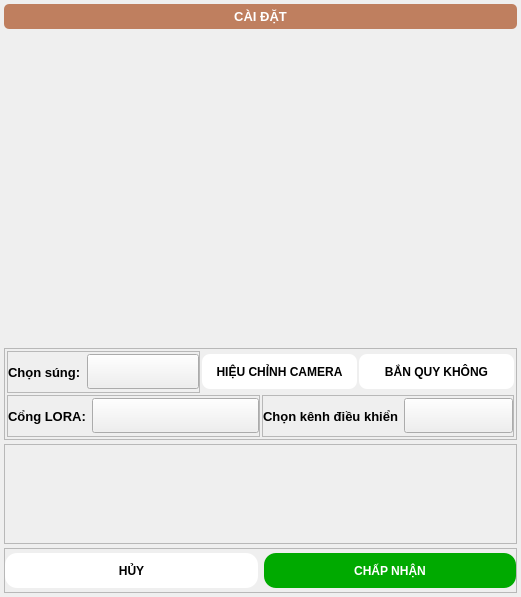
This is assets/qt/setting.ui in Monkez/MBT03-bai2 as Qt 5 draws it before an edit. The edited form follows.
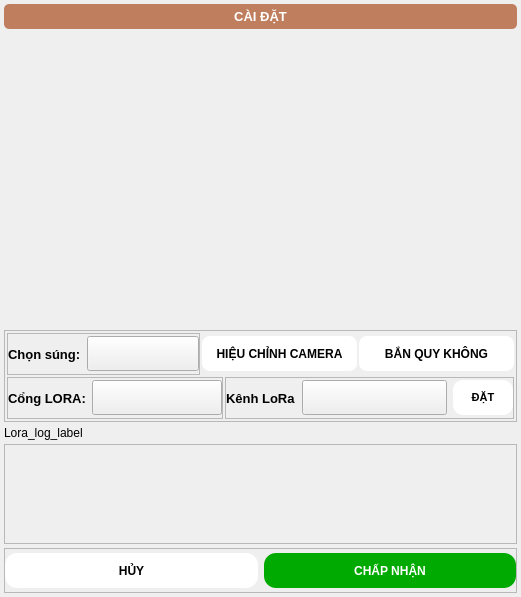
This is the edited form. Custom widgets are drawn as their Qt base class.

Commit message: feat: apply LoRa settings from dedicated button and set window titles

What changed in the file:
```diff
--- a/assets/qt/setting.ui
+++ b/assets/qt/setting.ui
@@ -325,7 +325,7 @@
        </layout>
       </item>
       <item>
-       <layout class="QHBoxLayout" name="horizontalLayout_5" stretch="1,1">
+       <layout class="QHBoxLayout" name="horizontalLayout_5" stretch="3,4">
         <item>
          <widget class="QFrame" name="frame_3">
           <property name="minimumSize">
@@ -447,7 +447,7 @@
           <property name="frameShadow">
            <enum>QFrame::Raised</enum>
           </property>
-          <layout class="QHBoxLayout" name="horizontalLayout_4" stretch="0,1">
+          <layout class="QHBoxLayout" name="horizontalLayout_4" stretch="0,1,0">
            <property name="leftMargin">
             <number>0</number>
            </property>
@@ -481,7 +481,7 @@
               </font>
              </property>
              <property name="text">
-              <string>Chọn kênh điều khiển</string>
+              <string>Kênh LoRa</string>
              </property>
             </widget>
            </item>
@@ -525,6 +525,69 @@
              </property>
             </widget>
            </item>
+           <item>
+            <widget class="MonkezButton" name="lora_accept_btn">
+             <property name="minimumSize">
+              <size>
+               <width>60</width>
+               <height>35</height>
+              </size>
+             </property>
+             <property name="maximumSize">
+              <size>
+               <width>10000</width>
+               <height>16777215</height>
+              </size>
+             </property>
+             <property name="font">
+              <font>
+               <pointsize>8</pointsize>
+               <bold>true</bold>
+              </font>
+             </property>
+             <property name="styleSheet">
+              <string notr="true">QPushButton {
+    border-radius: 10px;
+    background-color: rgba(255, 255, 255, 255);
+    color: #000000;
+    border: none;
+}</string>
+             </property>
+             <property name="text">
+              <string>ĐẶT</string>
+             </property>
+             <property name="isChecked" stdset="0">
+              <bool>false</bool>
+             </property>
+             <property name="filledButton" stdset="0">
+              <bool>true</bool>
+             </property>
+             <property name="outlinedButton" stdset="0">
+              <bool>false</bool>
+             </property>
+             <property name="DeactiveColor" stdset="0">
+              <color>
+               <red>255</red>
+               <green>255</green>
+               <blue>255</blue>
+              </color>
+             </property>
+             <property name="textColor" stdset="0">
+              <color>
+               <red>0</red>
+               <green>0</green>
+               <blue>0</blue>
+              </color>
+             </property>
+             <property name="hoverTextColor" stdset="0">
+              <color>
+               <red>68</red>
+               <green>68</green>
+               <blue>68</blue>
+              </color>
+             </property>
+            </widget>
+           </item>
           </layout>
          </widget>
         </item>
@@ -533,6 +596,13 @@
      </layout>
     </widget>
    </item>
+   <item>
+    <widget class="QLabel" name="lora_log_label">
+     <property name="text">
+      <string>Lora_log_label</string>
+     </property>
+    </widget>
+   </item>
    <item>
     <widget class="QFrame" name="time_setting_frame">
      <property name="minimumSize">
```
Left out of the diff: 2 changed lines with no effect on the pictures. The commit also changes 13 other files.
